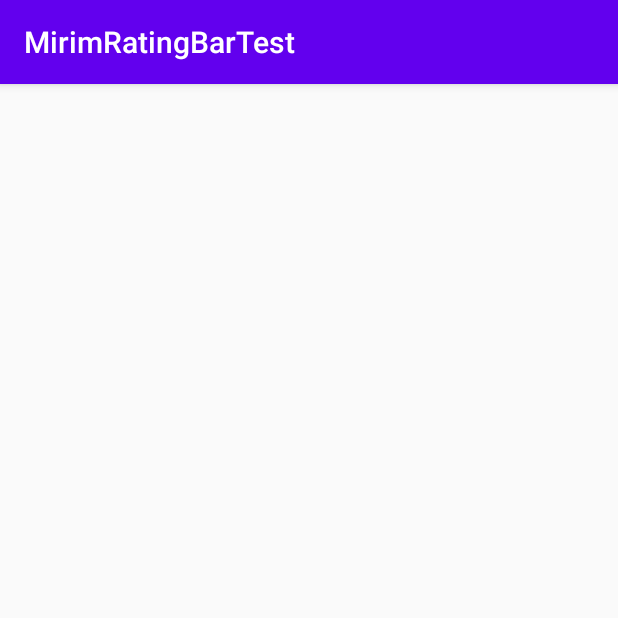
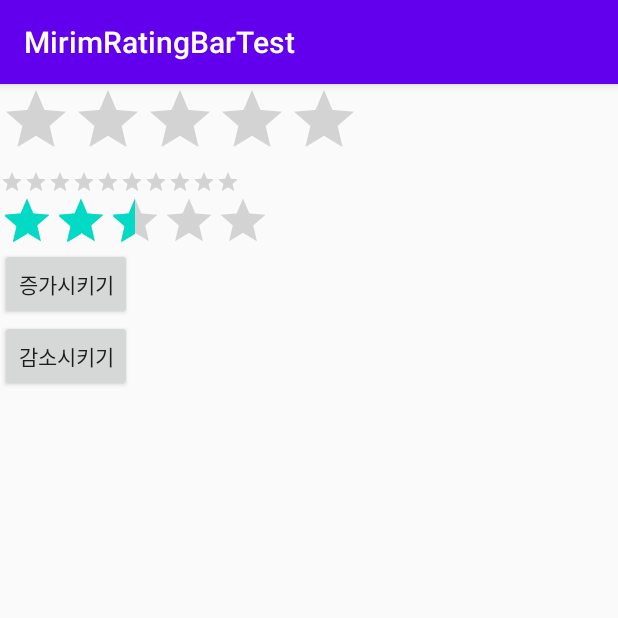
Before and after one commit to Nayoung-apeach/MirimRatingBarTest, an Android app: the screen it shows after launch (MainActivity), on a phone screen of 412 x 824 dp, the top half of it. Run offline under Robolectric (Android 15) with nearby library versions, the phone set to English and light mode, and no system bars.

Commit message:
Complete RatingBarTest :D

```diff
--- a/app/src/main/java/kr/hs/emirim/s2019w04/mirimratingbartest/MainActivity.java
+++ b/app/src/main/java/kr/hs/emirim/s2019w04/mirimratingbartest/MainActivity.java
@@ -3,12 +3,41 @@ package kr.hs.emirim.s2019w04.mirimratingbartest;
 import androidx.appcompat.app.AppCompatActivity;
 
 import android.os.Bundle;
+import android.view.View;
+import android.widget.Button;
+import android.widget.RatingBar;
 
 public class MainActivity extends AppCompatActivity {
+    RatingBar ratingBar1, ratingBar2, ratingBar3;
 
     @Override
     protected void onCreate(Bundle savedInstanceState) {
         super.onCreate(savedInstanceState);
         setContentView(R.layout.activity_main);
+        ratingBar1 = findViewById(R.id.rating_bar1);
+        ratingBar2 = findViewById(R.id.rating_bar2);
+        ratingBar3 = findViewById(R.id.rating_bar3);
+        Button btnIncr = findViewById(R.id.btn_inc);;
+        Button btnDecr = findViewById(R.id.btn_decr);
+        btnIncr.setOnClickListener(btnListener);
+        btnDecr.setOnClickListener(btnListener);
     }
+
+    View.OnClickListener btnListener = new View.OnClickListener() {
+        @Override
+        public void onClick(View v) {
+            switch (v.getId()){
+                case R.id.btn_inc:
+                    ratingBar1.setRating(ratingBar1.getRating() + ratingBar1.getStepSize());
+                    ratingBar2.setRating(ratingBar2.getRating() + ratingBar2.getStepSize());
+                    ratingBar3.setRating(ratingBar3.getRating() + ratingBar3.getStepSize());
+                    break;
+                case R.id.btn_decr:
+                    ratingBar1.setRating(ratingBar1.getRating() - ratingBar1.getStepSize());
+                    ratingBar2.setRating(ratingBar2.getRating() - ratingBar2.getStepSize());
+                    ratingBar3.setRating(ratingBar3.getRating() - ratingBar3.getStepSize());
+                    break;
+            }
+        }
+    };
 }
--- a/app/src/main/res/layout/activity_main.xml
+++ b/app/src/main/res/layout/activity_main.xml
@@ -8,5 +8,38 @@
     android:orientation="vertical"
     tools:context=".MainActivity">
 
+    <RatingBar
+        android:id="@+id/rating_bar1"
+        android:layout_width="wrap_content"
+        android:layout_height="wrap_content"/>
+
+    <RatingBar
+        android:id="@+id/rating_bar2"
+        style="?android:attr/ratingBarStyleSmall"
+        android:stepSize="1"
+        android:numStars="10"
+        android:layout_width="wrap_content"
+        android:layout_height="wrap_content"/>
+
+    <RatingBar
+        android:id="@+id/rating_bar3"
+        style="?android:attr/ratingBarStyleIndicator"
+        android:rating="2.5"
+        android:layout_width="wrap_content"
+        android:layout_height="wrap_content"/>
+
+    <Button
+        android:id="@+id/btn_inc"
+        android:layout_width="wrap_content"
+        android:layout_height="wrap_content"
+        android:text="증가시키기"
+        />
+
+    <Button
+        android:id="@+id/btn_decr"
+        android:layout_width="wrap_content"
+        android:layout_height="wrap_content"
+        android:text="감소시키기"
+        />
 
 </LinearLayout>
```
